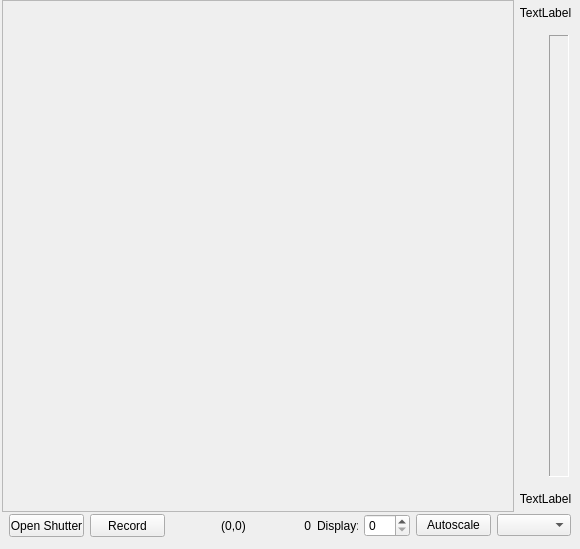
ZhuangLab/storm-control, file hal4000/qtdesigner/camera-v1.ui: the form before one commit.
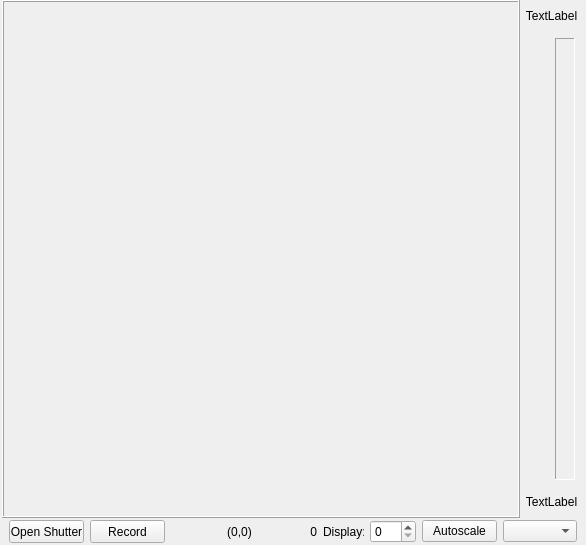
The form after the commit.

Commit message: Some further tweaks to UI and the UI file naming convention. Uncomment the shutter control so that it works again.

Diff of the .ui file:
```diff
--- a/hal4000/qtdesigner/camera-v1.ui
+++ b/hal4000/qtdesigner/camera-v1.ui
@@ -6,8 +6,8 @@
    <rect>
     <x>0</x>
     <y>0</y>
-    <width>580</width>
-    <height>549</height>
+    <width>586</width>
+    <height>545</height>
    </rect>
   </property>
   <property name="windowTitle">
@@ -36,8 +36,8 @@
      </property>
      <property name="maximumSize">
       <size>
-       <width>580</width>
-       <height>580</height>
+       <width>586</width>
+       <height>586</height>
       </size>
      </property>
      <layout class="QHBoxLayout" name="horizontalLayout_2">
@@ -66,18 +66,18 @@
         </property>
         <property name="minimumSize">
          <size>
-          <width>512</width>
-          <height>512</height>
+          <width>518</width>
+          <height>518</height>
          </size>
         </property>
         <property name="maximumSize">
          <size>
-          <width>512</width>
-          <height>512</height>
+          <width>518</width>
+          <height>518</height>
          </size>
         </property>
         <property name="frameShape">
-         <enum>QFrame::StyledPanel</enum>
+         <enum>QFrame::Box</enum>
         </property>
         <property name="frameShadow">
          <enum>QFrame::Raised</enum>
@@ -133,7 +133,14 @@
           <widget class="QWidget" name="slideWidget" native="true">
            <layout class="QHBoxLayout" name="horizontalLayout">
             <item>
-             <widget class="QWidget" name="rangeSliderWidget" native="true"/>
+             <widget class="QWidget" name="rangeSliderWidget" native="true">
+              <property name="minimumSize">
+               <size>
+                <width>9</width>
+                <height>0</height>
+               </size>
+              </property>
+             </widget>
             </item>
             <item>
              <widget class="QFrame" name="colorFrame">
```
Left out of the diff: 2 changed lines with no effect on the pictures. The commit also changes 7 other files.
